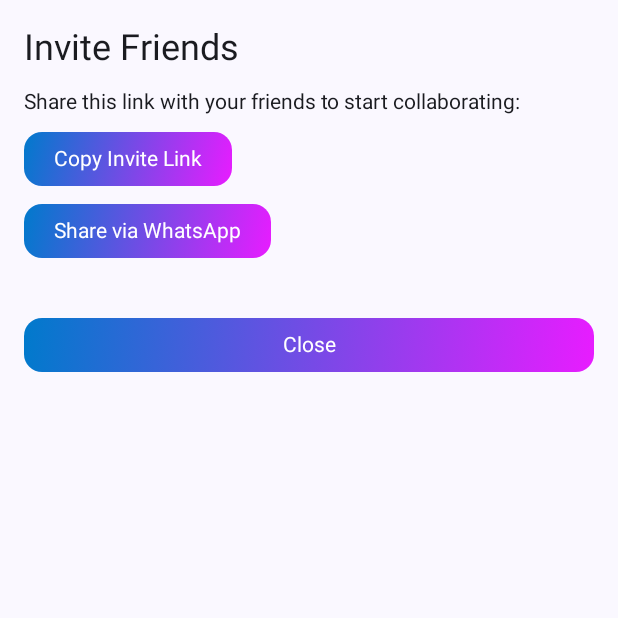
After one commit to vishalcs106/tuco-android, an Android app built with Jetpack Compose: the composable InviteBottomSheet shown on its own in the app's theme, on a phone screen of 412 x 824 dp, the top half of it. The commit adds this screen. Run offline under Robolectric (Android 15) with nearby library versions, the phone set to English and light mode, and no system bars.

Commit message:
Added invite bottomsheet

```diff
--- a/app/src/main/java/ai/android/tuco/presentation/composables/CustomTopAppBar.kt
+++ b/app/src/main/java/ai/android/tuco/presentation/composables/CustomTopAppBar.kt
@@ -25,7 +25,8 @@ import androidx.navigation.compose.currentBackStackEntryAsState
 @Composable
 fun CustomTopAppBar(
     navController: NavController,
-    onMenuClick: () -> Unit
+    onMenuClick: () -> Unit,
+    onInviteClick: () -> Unit
 ) {
     val currentRoute = navController.currentBackStackEntryAsState().value?.destination?.route ?: Screen.Home.route
 
@@ -55,7 +56,7 @@ fun CustomTopAppBar(
             actions = {
                 if (isChatScreen) {
                     Box(modifier = Modifier.padding(end = 8.dp)){
-                        GradientButton(text = "Invite", onClick = {}, size = ButtonSize.SMALL)
+                        GradientButton(text = "Invite", onClick = {onInviteClick()}, size = ButtonSize.SMALL)
                     }
                 }
             }
--- /dev/null
+++ b/app/src/main/java/ai/android/tuco/presentation/composables/InviteBottomSheet.kt
@@ -0,0 +1,61 @@
+package ai.android.tuco.presentation.composables
+
+import androidx.compose.foundation.layout.Arrangement
+import androidx.compose.foundation.layout.Column
+import androidx.compose.foundation.layout.Spacer
+import androidx.compose.foundation.layout.fillMaxWidth
+import androidx.compose.foundation.layout.height
+import androidx.compose.foundation.layout.padding
+import androidx.compose.material3.MaterialTheme
+import androidx.compose.material3.Text
+import androidx.compose.runtime.Composable
+import androidx.compose.ui.Modifier
+import androidx.compose.ui.unit.dp
+
+@Composable
+fun InviteBottomSheet(onClose: () -> Unit) {
+    Column(
+        modifier = Modifier
+            .fillMaxWidth()
+            .padding(16.dp),
+        verticalArrangement = Arrangement.spacedBy(12.dp)
+    ) {
+        Text(
+            text = "Invite Friends",
+            style = MaterialTheme.typography.headlineSmall
+        )
+
+        Text(
+            text = "Share this link with your friends to start collaborating:",
+            style = MaterialTheme.typography.bodyMedium
+        )
+
+        GradientButton(
+            text = "Copy Invite Link",
+            onClick = {
+                // Example logic for copying the invite link
+                // Copy logic goes here (Clipboard logic)
+                onClose()
+            }
+        )
+
+        GradientButton(
+            text = "Share via WhatsApp",
+            onClick = {
+                // Logic for sharing via WhatsApp
+                onClose()
+            }
+        )
+
+        Spacer(modifier = Modifier.height(8.dp))
+
+        // Close Button
+        GradientButton(
+            text = "Close",
+            onClick = { onClose() },
+            modifier = Modifier
+                .fillMaxWidth()
+                .padding(top = 8.dp)
+        )
+    }
+}
```
Also changed, not shown: app/src/main/java/ai/android/tuco/presentation/MainActivity.kt (+33 -3 lines).
